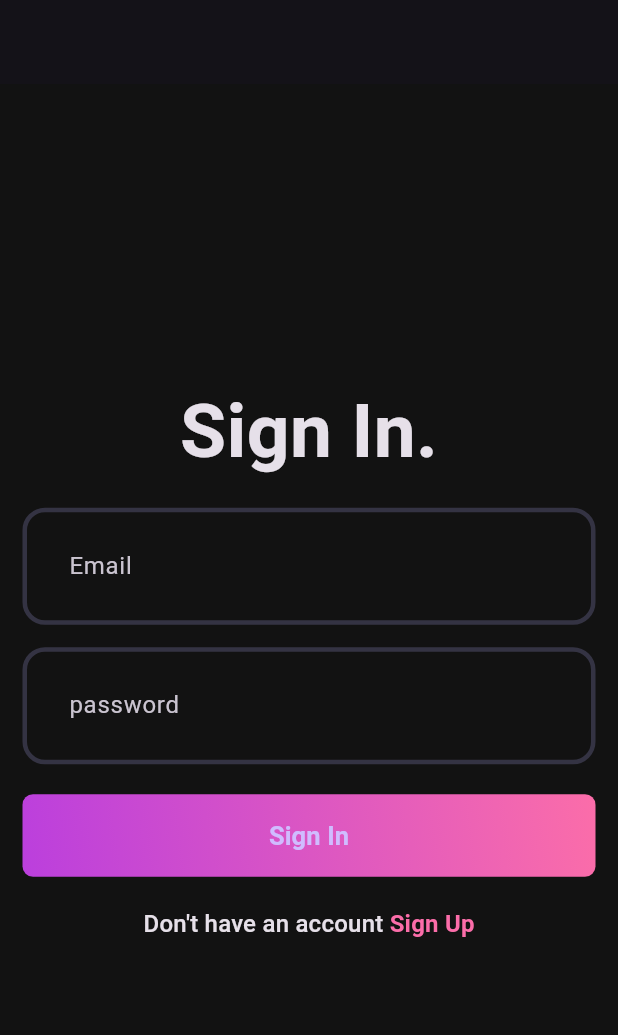
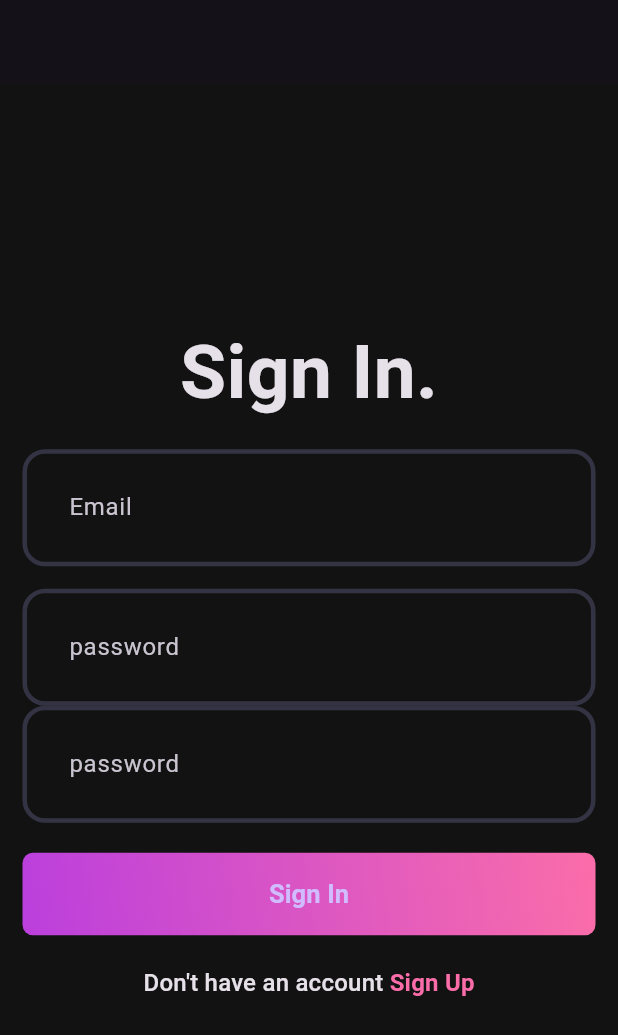
Before and after one commit to srisivasA/flutterApp, a Flutter app: the screen it shows after launch, on a phone screen of 412 x 824 dp. Shown: the top 1035 px of the screen. Run offline on Flutter 3.47's test engine with Material 3 defaults, Android fonts, the phone set to English and light mode, and no system bars; missing offline and left inert: dart:ffi.

Commit message:
new text feild

```diff
--- a/lib/features/auth/View/pages/login_page.dart
+++ b/lib/features/auth/View/pages/login_page.dart
@@ -44,6 +44,7 @@ class _LoginPageState extends State<LoginPage> {
                CustomFeilds(hintText:'Email',controller: emailController),
                const SizedBox(height: 15,),
                CustomFeilds(hintText:'password',controller: passwordController, isobsecureText: true,),
+               CustomFeilds(hintText:'password',controller: passwordController, isobsecureText: true,),
               const SizedBox(height: 20,),
               AuthGradientButton(text: 'Sign In',onTap: () {},),
               const SizedBox(height: 20,),
```
